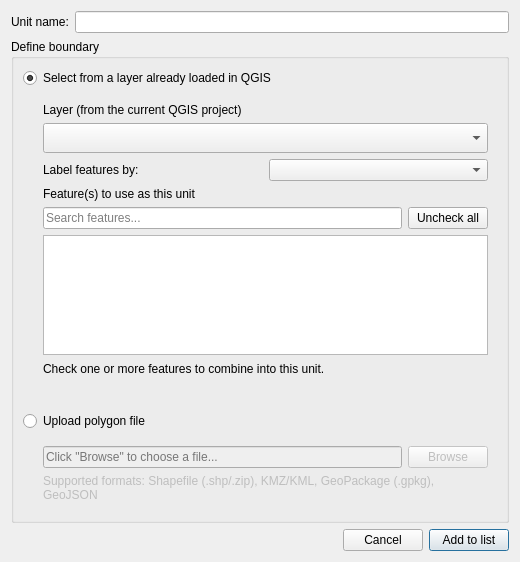
ConservationInternational/trends.earth, file LDMP/gui/DlgAddSubnationalUnit.ui: the form before one commit.
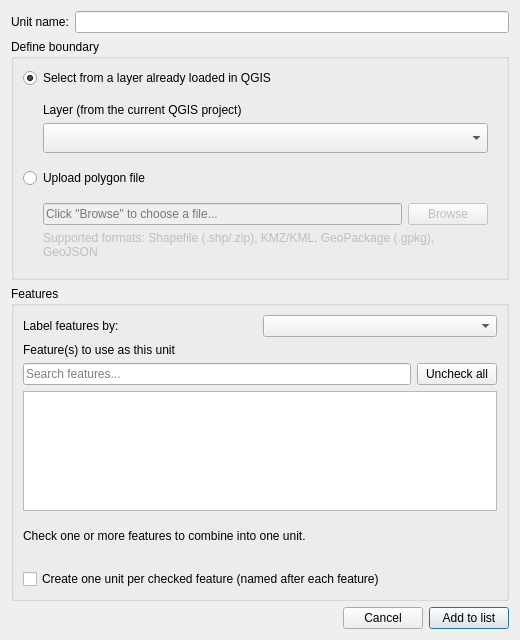
The form after the commit.

Commit message: Add one unit per feature when defining subnational units

What changed in the file:
```diff
--- a/LDMP/gui/DlgAddSubnationalUnit.ui
+++ b/LDMP/gui/DlgAddSubnationalUnit.ui
@@ -7,7 +7,7 @@
     <x>0</x>
     <y>0</y>
     <width>520</width>
-    <height>460</height>
+    <height>640</height>
    </rect>
   </property>
   <property name="windowTitle">
@@ -76,6 +76,83 @@
            </property>
           </widget>
          </item>
+        </layout>
+       </widget>
+      </item>
+      <item>
+       <widget class="QRadioButton" name="radio_upload_file">
+        <property name="text">
+         <string>Upload polygon file</string>
+        </property>
+        <attribute name="buttonGroup">
+         <string notr="true">boundary_method_buttonGroup</string>
+        </attribute>
+       </widget>
+      </item>
+      <item>
+       <widget class="QFrame" name="frame_upload_file">
+        <property name="enabled">
+         <bool>false</bool>
+        </property>
+        <property name="frameShape">
+         <enum>QFrame::NoFrame</enum>
+        </property>
+        <property name="frameShadow">
+         <enum>QFrame::Plain</enum>
+        </property>
+        <layout class="QVBoxLayout" name="verticalLayout_upload_file">
+         <property name="leftMargin">
+          <number>20</number>
+         </property>
+         <item>
+          <layout class="QHBoxLayout" name="horizontalLayout_file">
+           <item>
+            <widget class="QLineEdit" name="upload_file_path">
+             <property name="readOnly">
+              <bool>true</bool>
+             </property>
+             <property name="placeholderText">
+              <string>Click &quot;Browse&quot; to choose a file...</string>
+             </property>
+            </widget>
+           </item>
+           <item>
+            <widget class="QPushButton" name="button_browse_file">
+             <property name="maximumSize">
+              <size>
+               <width>80</width>
+               <height>16777215</height>
+              </size>
+             </property>
+             <property name="text">
+              <string>Browse</string>
+             </property>
+            </widget>
+           </item>
+          </layout>
+         </item>
+         <item>
+          <widget class="QLabel" name="label_file_formats">
+           <property name="text">
+            <string>Supported formats: Shapefile (.shp/.zip), KMZ/KML, GeoPackage (.gpkg), GeoJSON</string>
+           </property>
+           <property name="wordWrap">
+            <bool>true</bool>
+           </property>
+          </widget>
+         </item>
+        </layout>
+       </widget>
+      </item>
+     </layout>
+    </widget>
+   </item>
+  <item>
+    <widget class="QGroupBox" name="groupbox_features">
+     <property name="title">
+      <string>Features</string>
+     </property>
+     <layout class="QVBoxLayout" name="verticalLayout_features">
          <item>
           <layout class="QHBoxLayout" name="horizontalLayout_label_field">
            <item>
@@ -147,7 +224,7 @@
          <item>
           <widget class="QLabel" name="label_features_hint">
            <property name="text">
-            <string>Check one or more features to combine into this unit.</string>
+            <string>Check one or more features to combine into one unit.</string>
            </property>
            <property name="wordWrap">
             <bool>true</bool>
@@ -167,74 +244,13 @@
            </property>
           </widget>
          </item>
-        </layout>
-       </widget>
-      </item>
-      <item>
-       <widget class="QRadioButton" name="radio_upload_file">
-        <property name="text">
-         <string>Upload polygon file</string>
-        </property>
-        <attribute name="buttonGroup">
-         <string notr="true">boundary_method_buttonGroup</string>
-        </attribute>
-       </widget>
-      </item>
-      <item>
-       <widget class="QFrame" name="frame_upload_file">
-        <property name="enabled">
-         <bool>false</bool>
-        </property>
-        <property name="frameShape">
-         <enum>QFrame::NoFrame</enum>
-        </property>
-        <property name="frameShadow">
-         <enum>QFrame::Plain</enum>
-        </property>
-        <layout class="QVBoxLayout" name="verticalLayout_upload_file">
-         <property name="leftMargin">
-          <number>20</number>
-         </property>
          <item>
-          <layout class="QHBoxLayout" name="horizontalLayout_file">
-           <item>
-            <widget class="QLineEdit" name="upload_file_path">
-             <property name="readOnly">
-              <bool>true</bool>
-             </property>
-             <property name="placeholderText">
-              <string>Click &quot;Browse&quot; to choose a file...</string>
-             </property>
-            </widget>
-           </item>
-           <item>
-            <widget class="QPushButton" name="button_browse_file">
-             <property name="maximumSize">
-              <size>
-               <width>80</width>
-               <height>16777215</height>
-              </size>
-             </property>
-             <property name="text">
-              <string>Browse</string>
-             </property>
-            </widget>
-           </item>
-          </layout>
-         </item>
-         <item>
-          <widget class="QLabel" name="label_file_formats">
+          <widget class="QCheckBox" name="checkbox_one_unit_per_feature">
            <property name="text">
-            <string>Supported formats: Shapefile (.shp/.zip), KMZ/KML, GeoPackage (.gpkg), GeoJSON</string>
-           </property>
-           <property name="wordWrap">
-            <bool>true</bool>
+            <string>Create one unit per checked feature (named after each feature)</string>
            </property>
           </widget>
          </item>
-        </layout>
-       </widget>
-      </item>
      </layout>
     </widget>
    </item>
```
The commit also changes 2 other files.
